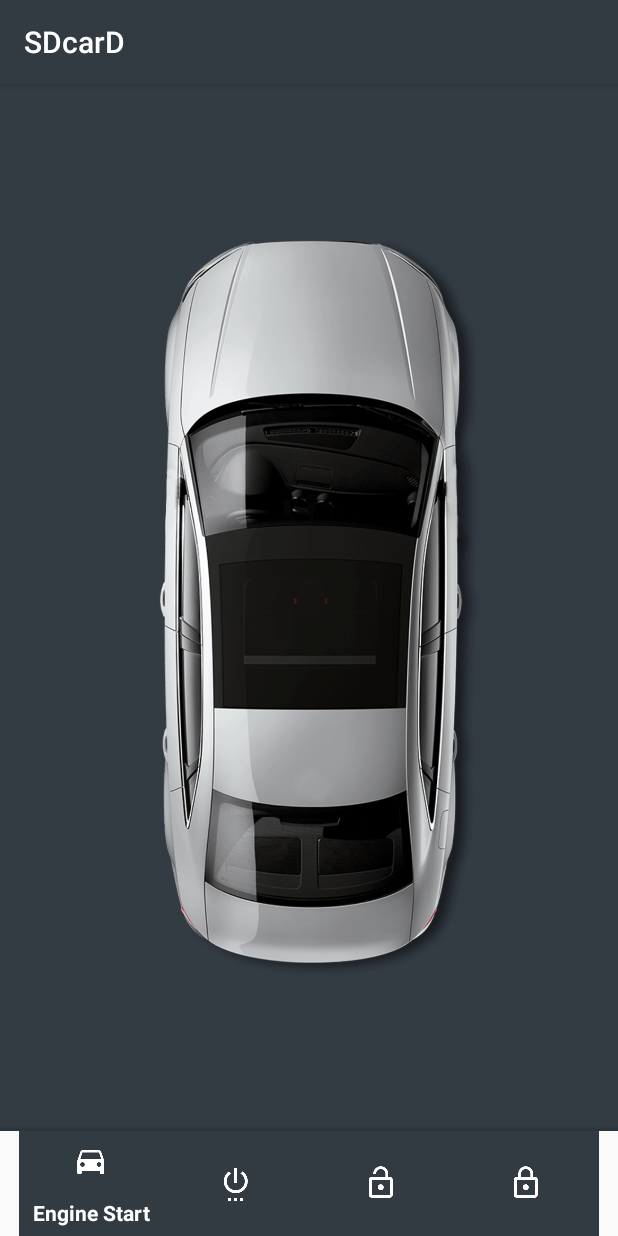
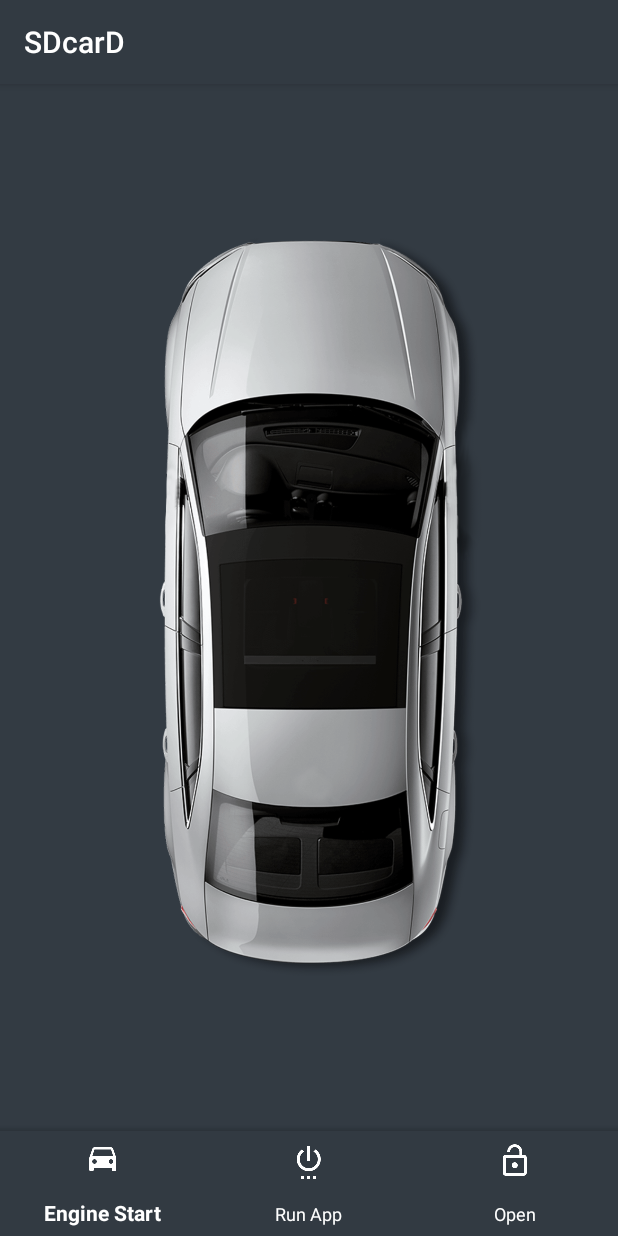
Before and after one commit to HyeminS/Code-Splitting-for-Car-, an Android app: the screen it shows after launch (MainActivity), on a phone screen of 412 x 824 dp. Run offline under Robolectric (Android 15) with nearby library versions, the phone set to English and light mode, and no system bars.

Commit message:
splashview+icon update

```diff
--- a/UserDeviceApp/app/src/main/java/com/example/seohyemin/userdeviceapp/MainActivity.java
+++ b/UserDeviceApp/app/src/main/java/com/example/seohyemin/userdeviceapp/MainActivity.java
@@ -59,8 +59,7 @@ import static android.app.PendingIntent.getActivity;
 
 @TargetApi(Build.VERSION_CODES.O)
 public class MainActivity extends AppCompatActivity {
-    private String ip = "192.168.193.108";
-    private String ip = "192.168.0.8";
+    private String ip = "192.168.0.147";
     private String port = "7880";
     private ImageView imgCar;
     NetworkTask myClientTask;
@@ -134,15 +133,6 @@ public class MainActivity extends AppCompatActivity {
 
                     btn_index = 2;
                     return true;
-                case R.id.navigation_notifications:
-                    imgCar.setImageResource(R.drawable.img_car_all_locked);
-                    myClientTask = new NetworkTask(
-                            ip, Integer.parseInt(port)
-                    );
-                    myClientTask.execute();
-
-                    btn_index = 3;
-                    return true;
             }
             return false;
         }
@@ -150,6 +140,7 @@ public class MainActivity extends AppCompatActivity {
 
     @Override
     protected void onCreate(Bundle savedInstanceState) {
+
         super.onCreate(savedInstanceState);
         setContentView(R.layout.activity_main);
 
@@ -158,7 +149,7 @@ public class MainActivity extends AppCompatActivity {
         imgCar = (ImageView)findViewById(R.id.imageview1);
         BottomNavigationView navigation = (BottomNavigationView) findViewById(R.id.navigation);
         navigation.setOnNavigationItemSelectedListener(mOnNavigationItemSelectedListener);
-
+        checkPermission();
         readFromAsset();
 
     }
@@ -168,8 +159,7 @@ public class MainActivity extends AppCompatActivity {
         InputStream is = null;
         StringBuffer sb = new StringBuffer();
         String data = "";
-        String sdPath = null;
-        sdPath = Environment.getExternalStorageDirectory().getAbsolutePath();
+        String sdPath = Environment.getExternalStorageDirectory().getAbsolutePath();
 
         try {
             is = am.open("core_code.py");
@@ -196,11 +186,17 @@ public class MainActivity extends AppCompatActivity {
             }
         }
 
-        File dir = new File(sdPath + "/myDir");
-        if(!dir.isDirectory())
+        File dir = new File(sdPath + "/codeDir");
+        dir.mkdir();
+
+        if(!dir.isDirectory()){
             dir.mkdir();
+            Log.e("FILE", "Directory not created");
+        }else{
+            Log.i("FILE", "Folder was Created");
+        }
 
-        File file = new File(sdPath + "/mydir/custom.txt");
+        File file = new File(sdPath + "/codeDir/code.txt");
         try {
             FileOutputStream fos = new FileOutputStream(file);
             fos.write(sb.toString().getBytes());
@@ -215,7 +211,6 @@ public class MainActivity extends AppCompatActivity {
     }
 
     public void checkPermission(){
-
 
         if(Build.VERSION.SDK_INT >= Build.VERSION_CODES.M){
             if(checkSelfPermission(Manifest.permission.WRITE_EXTERNAL_STORAGE) != PackageManager.PERMISSION_GRANTED
@@ -306,13 +301,13 @@ public class MainActivity extends AppCompatActivity {
                      myClientTask.sendObject("User_Device", "RunApp");
                     printStream.println(jsonObject); //open command 전송
                     break;
-                case 2:
+                default:
                     myClientTask.sendObject("User_Device", encodeText);
                     printStream.println(jsonObject); //open command 전송
                     break;
-                default:
+                /*default:
                      myClientTask.sendObject("User_Device", "Close");
-                    printStream.println(jsonObject); //open command 전송
+                    printStream.println(jsonObject); //open command 전송*/
 
             }
 
@@ -343,18 +338,14 @@ public class MainActivity extends AppCompatActivity {
                     printStream = new PrintStream(outputStream);
                     inFromServer = new BufferedReader(new InputStreamReader(socket.getInputStream()));
 
-                    Log.i("TCP", "S1");
-
                     sendMessage(btn_index);
-                    Log.i("TCP", "S2");
-
-                    //printStream.println("open"); //open command 전송
 
                     response = inFromServer.readLine(); //user authentication
                     Log.i("TCP", "Message From Server : " + response);
 
                     try {
                         code = Integer.parseInt(response);
+
                     } catch (NumberFormatException e) {
                         e.printStackTrace();
                     }
--- /dev/null
+++ b/UserDeviceApp/app/src/main/java/com/example/seohyemin/userdeviceapp/SplashActivity.java
@@ -0,0 +1,22 @@
+package com.example.seohyemin.userdeviceapp;
+
+import android.app.Activity;
+import android.content.Intent;
+import android.os.Bundle;
+
+/**
+ * Created by seohyemin on 2018. 7. 29..
+ */
+
+public class SplashActivity extends Activity {
+
+    protected void onCreate(Bundle savedInstanceState) {
+        super.onCreate(savedInstanceState);
+
+        // MainActivity.class 자리에 다음에 넘어갈 액티비티를 넣어주기
+        Intent intent = new Intent(this, MainActivity.class);
+        intent.putExtra("state", "launch");
+        startActivity(intent);
+        finish();
+    }
+}
--- /dev/null
+++ b/UserDeviceApp/app/src/main/res/drawable/background_splash.xml
@@ -0,0 +1,11 @@
+<?xml version="1.0" encoding="utf-8"?>
+<layer-list xmlns:android="http://schemas.android.com/apk/res/android"
+    android:opacity="opaque">
+    <item android:drawable="@color/cardview_light_background"/>
+    <item>
+        <bitmap
+        android:gravity="center"
+        android:src="@mipmap/car_c"/>
+    </item>
+
+</layer-list>
--- a/UserDeviceApp/app/src/main/res/menu/navigation.xml
+++ b/UserDeviceApp/app/src/main/res/menu/navigation.xml
@@ -19,11 +19,4 @@
         android:title="Open"
         app:showAsAction="ifRoom"/>
 
-    <item
-        android:id="@+id/navigation_notifications"
-        android:icon="@drawable/ic_lock_outline_white_24dp"
-        android:title="Close"
-        app:showAsAction="ifRoom"
-        />
-
 </menu>
--- a/UserDeviceApp/app/src/main/res/values/colors.xml
+++ b/UserDeviceApp/app/src/main/res/values/colors.xml
@@ -7,4 +7,5 @@
     <color name="item_tint">#6846B5</color>
     <color name="white">#FFFFFF</color>
     <color name="back">#333B43</color>
+    <color name="cardview_light_background">#333B43</color>
 </resources>
--- a/UserDeviceApp/app/src/main/res/values/styles.xml
+++ b/UserDeviceApp/app/src/main/res/values/styles.xml
@@ -7,5 +7,15 @@
         <item name="colorPrimaryDark">@color/colorPrimaryDark</item>
         <item name="colorAccent">@color/colorAccent</item>
     </style>
+    <style name="SplashTheme" parent="Theme.AppCompat.NoActionBar">
+        <item name="android:windowBackground">@drawable/background_splash</item>
+    </style>
 
+
+
+<!--    <style name="SplashTheme" parent="AppTheme">
+        <item name="windowNoTitle">true</item>
+        <item name="windowActionBar">false</item>
+        <item name="android:windowBackground">@drawable/background_splash</item>
+    </style>-->
 </resources>
```
Also changed, not shown: UserDeviceApp/app/src/main/AndroidManifest.xml (+5 -3 lines), UserDeviceApp/app/src/main/res/mipmap-hdpi/car_c.png (added), UserDeviceApp/app/src/main/res/mipmap-hdpi/car_s.png (added), UserDeviceApp/app/src/main/res/mipmap-mdpi/car_icon.png (added), UserDeviceApp/app/src/main/res/mipmap-mdpi/ic_car.png (added), 1 other file.
